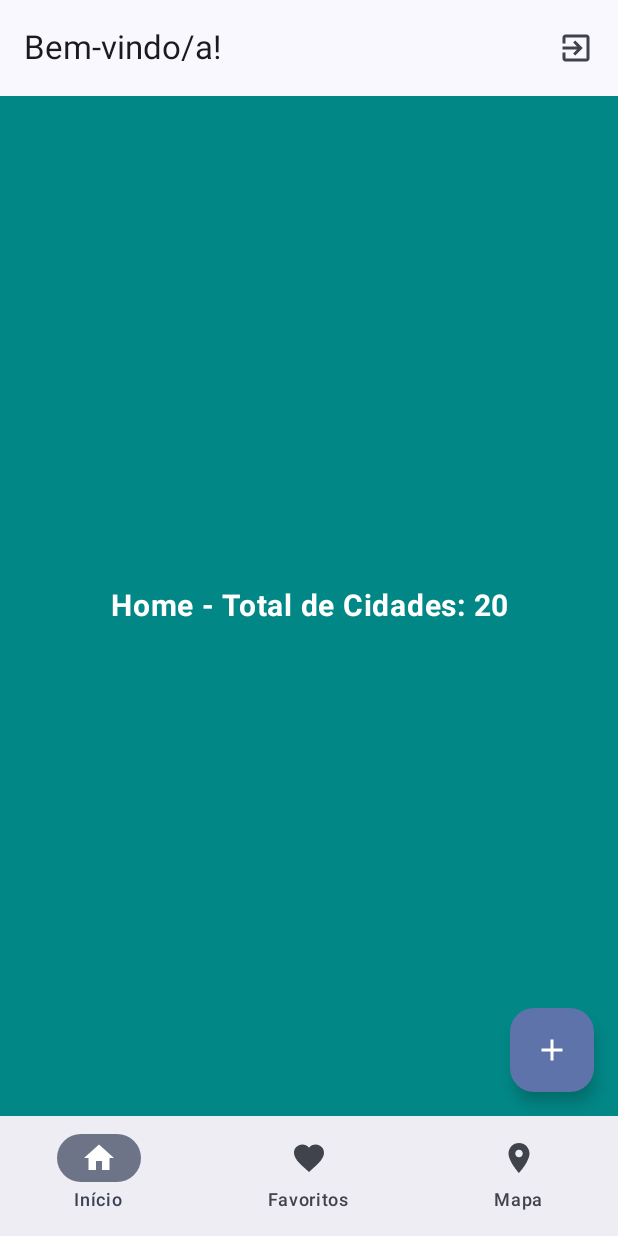
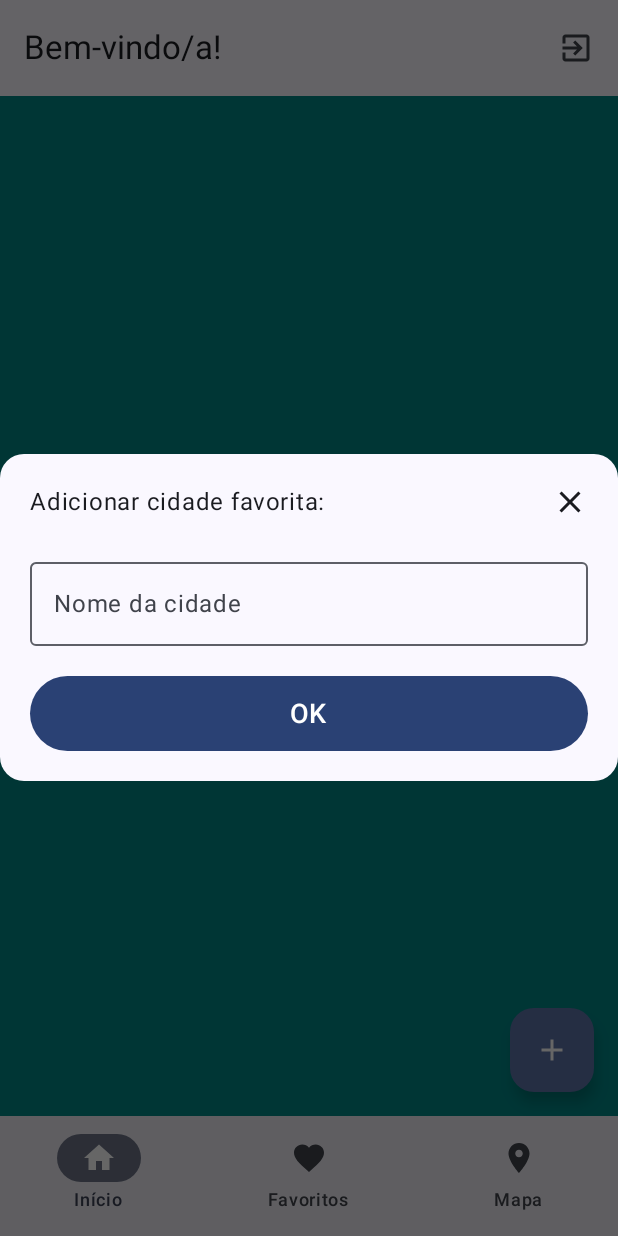
Before and after one commit to renatovanderlei/pdm_praticas, an Android app built with Jetpack Compose: the MainActivity screen opened directly, with no data from a screen before it, after a tap on "Adicionar", on a phone screen of 412 x 824 dp. Run offline under Robolectric (Android 15) with nearby library versions, the phone set to English and light mode, and no system bars.

Commit message:
Prática 03 – Parte 3

```diff
--- a/app/src/main/java/com/weatherapp/MainActivity.kt
+++ b/app/src/main/java/com/weatherapp/MainActivity.kt
@@ -10,8 +10,10 @@ import androidx.compose.material.icons.Icons
 import androidx.compose.material.icons.automirrored.filled.ExitToApp
 import androidx.compose.material.icons.filled.Add
 import androidx.compose.material3.*
+import androidx.compose.runtime.*
 import androidx.compose.ui.Modifier
 import androidx.navigation.compose.rememberNavController
+import com.weatherapp.ui.CityDialog
 import com.weatherapp.ui.nav.BottomNavBar
 import com.weatherapp.ui.nav.BottomNavItem
 import com.weatherapp.ui.nav.MainNavHost
@@ -23,9 +25,21 @@ class MainActivity : ComponentActivity() {
     override fun onCreate(savedInstanceState: Bundle?) {
         super.onCreate(savedInstanceState)
         setContent {
+            var showDialog by remember { mutableStateOf(false) }
             val viewModel: MainViewModel by viewModels()
             val navController = rememberNavController()
+
             WeatherAppTheme {
+                if (showDialog) {
+                    CityDialog(
+                        onDismiss = { showDialog = false },
+                        onConfirm = { city ->
+                            if (city.isNotBlank()) viewModel.add(city)
+                            showDialog = false
+                        }
+                    )
+                }
+
                 Scaffold(
                     topBar = {
                         TopAppBar(
@@ -49,7 +63,7 @@ class MainActivity : ComponentActivity() {
                         BottomNavBar(navController = navController, items)
                     },
                     floatingActionButton = {
-                        FloatingActionButton(onClick = { /* Sua ação aqui */ }) {
+                        FloatingActionButton(onClick = { showDialog = true }) {
                             Icon(Icons.Default.Add, contentDescription = "Adicionar")
                         }
                     }
--- /dev/null
+++ b/app/src/main/java/com/weatherapp/ui/CityDialog.kt
@@ -0,0 +1,62 @@
+package com.weatherapp.ui
+
+import androidx.compose.foundation.clickable
+import androidx.compose.foundation.layout.*
+import androidx.compose.foundation.shape.RoundedCornerShape
+import androidx.compose.material.icons.Icons
+import androidx.compose.material.icons.filled.Close
+import androidx.compose.material3.*
+import androidx.compose.runtime.Composable
+import androidx.compose.runtime.remember
+import androidx.compose.runtime.mutableStateOf
+import androidx.compose.ui.Alignment
+import androidx.compose.ui.Modifier
+import androidx.compose.ui.draw.clip
+import androidx.compose.ui.unit.dp
+import androidx.compose.ui.window.Dialog
+import androidx.compose.ui.graphics.Shape
+import androidx.compose.ui.unit.sp
+
+@Composable
+fun CityDialog(onDismiss: () -> Unit, onConfirm: (city: String) -> Unit) {
+    val cityName = remember { mutableStateOf("") }
+
+    Dialog(onDismissRequest = { onDismiss() }) {
+        Surface(
+            shape = RoundedCornerShape(16.dp)
+        ) {
+            Column(
+                modifier = Modifier.padding(20.dp)
+            ) {
+                Row(
+                    modifier = Modifier.fillMaxWidth(),
+                    horizontalArrangement = Arrangement.SpaceBetween,
+                    verticalAlignment = Alignment.CenterVertically
+                ) {
+                    Text(text = "Adicionar cidade favorita:")
+                    Icon(
+                        imageVector = Icons.Filled.Close,
+                        contentDescription = "Fechar",
+                        modifier = Modifier.clickable { onDismiss() }
+                    )
+                }
+                Spacer(modifier = Modifier.height(20.dp))
+                OutlinedTextField(
+                    modifier = Modifier.fillMaxWidth(),
+                    label = { Text(text = "Nome da cidade") },
+                    value = cityName.value,
+                    onValueChange = { cityName.value = it }
+                )
+                Spacer(modifier = Modifier.height(20.dp))
+                Button(
+                    onClick = { onConfirm(cityName.value) },
+                    modifier = Modifier
+                        .fillMaxWidth()
+                        .height(50.dp)
+                ) {
+                    Text(text = "OK", fontSize = 18.sp)
+                }
+            }
+        }
+    }
+}
```
